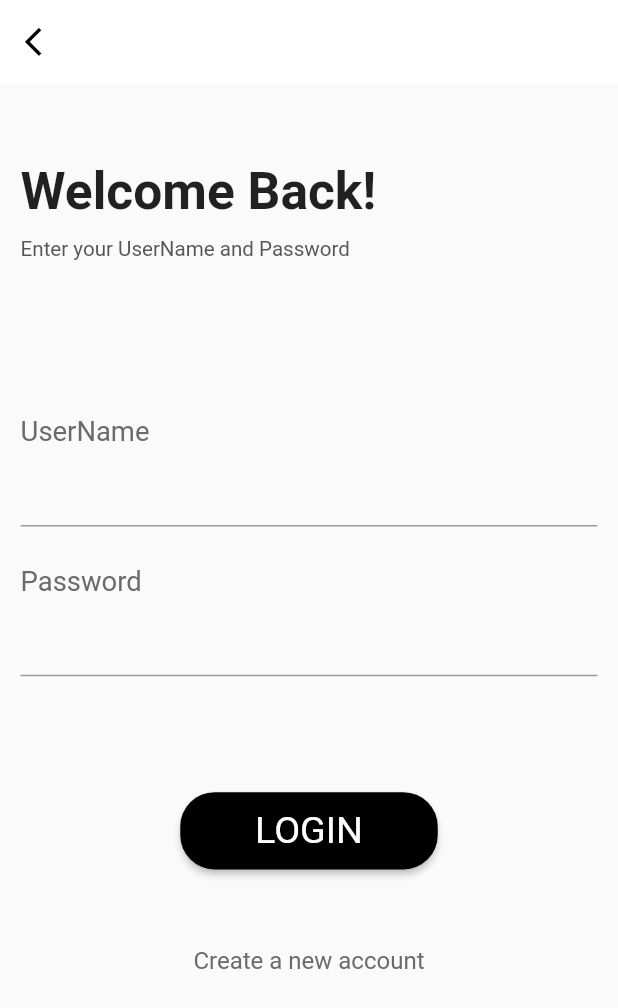
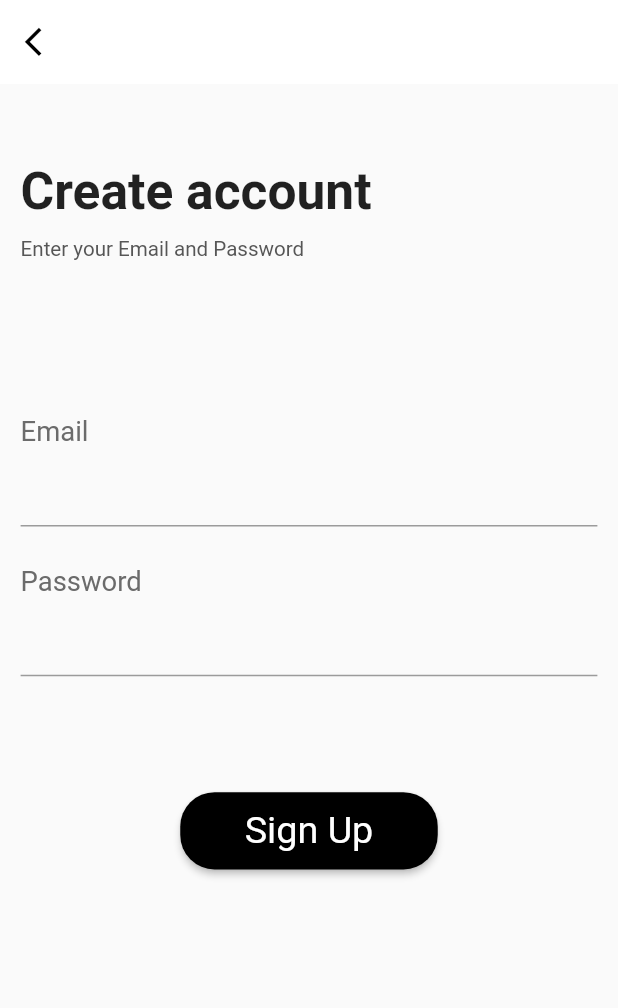
Before and after one commit to truongquochuy3001/TroTot, a Flutter app: the LoginScreen screen opened directly, after a tap on "Create a new account", on a phone screen of 412 x 824 dp. Shown: the top 1008 px of the screen. Run offline on Flutter 3.47's test engine with Material 2 defaults, Android fonts, the phone set to English and light mode, and no system bars; our stand-ins replace carousel_slider, cloud_firestore, email_validator, firebase_auth, firebase_core, firebase_storage and 5 more; accounts and stored records are empty; network calls fail.

Commit message:
fix conflict

```diff
--- a/lib/interfaces/room_interfaces.dart
+++ b/lib/interfaces/room_interfaces.dart
@@ -6,4 +6,6 @@ abstract class IRoomServices {
   Future<Room?> getRoom(String id);
 
   void addRoom(Room room);
+
+  Future<List<Room>> searchRoom(String searchKey);
 }
--- a/lib/view_models.dart/room_view_model.dart
+++ b/lib/view_models.dart/room_view_model.dart
@@ -11,8 +11,10 @@ class RoomViewModel extends ChangeNotifier {
 
   final RoomServices _roomServices = RoomServices();
   List<Room> _rooms = [];
+  List<Room> _searchRoom =[];
 
   List<Room> get rooms => _rooms;
+  List<Room> get searchRooms => _searchRoom;
 
   Future<Room?> getRoom(String id) async {
     return await _roomServices.getRoom(id);
@@ -27,4 +29,9 @@ class RoomViewModel extends ChangeNotifier {
     _roomServices.addRoom(room);
     notifyListeners();
   }
+
+  Future<void> searchRoom(String searchKey) async {
+    _searchRoom  = await _roomServices.searchRoom( searchKey);
+    notifyListeners();
+  }
 }
--- a/lib/views/login_page1.dart
+++ b/lib/views/login_page1.dart
@@ -1,8 +1,10 @@
+
+
 import 'package:flutter/material.dart';
 
 import 'package:provider/provider.dart';
 import 'package:tro_tot_app/view_models.dart/auth_view_model.dart';
-import 'package:tro_tot_app/views/home_page.dart';
+
 import 'package:tro_tot_app/views/list_room_page.dart';
 
 class LoginPage extends StatelessWidget {
@@ -41,6 +43,8 @@ class LoginPage extends StatelessWidget {
                 child: Text('Login'),
                 onPressed: () async {
                   var result = await auth.signIn(email, password);
+
+                  print(result);
                   if (!result) {
                     // Handle login failure
                   } else {
--- a/lib/views/register_page.dart
+++ b/lib/views/register_page.dart
@@ -1,61 +1,182 @@
-// import 'package:flutter/material.dart';
-// import 'package:provider/provider.dart';
-// import 'package:tro_tot_app/view_models.dart/auth_view_model.dart';
-//
-// class RegisterPage extends StatelessWidget {
-//   @override
-//   Widget build(BuildContext context) {
-//     final AuthViewModel auth = Provider.of<AuthViewModel>(context);
-//     String email = "";
-//     String password = "";
-//
-//     return Scaffold(
-//       appBar: AppBar(
-//         title: Text('Register'),
-//       ),
-//       body: Column(
-//         mainAxisAlignment: MainAxisAlignment.center,
-//         children: [
-//           TextField(
-//             decoration: InputDecoration(
-//               hintText: 'Email',
-//             ),
-//             onChanged: (value) => email = value,
-//           ),
-//           SizedBox(height: 20),
-//           TextField(
-//             obscureText: true,
-//             decoration: InputDecoration(
-//               hintText: 'Password',
-//             ),
-//             onChanged: (value) => password = value,
-//           ),
-//           SizedBox(height: 20),
-//           Row(
-//             mainAxisAlignment: MainAxisAlignment.spaceEvenly,
-//             children: [
-//               ElevatedButton(
-//                 child: Text('Register'),
-//                 onPressed: () async {
-//                   var result = await auth.signIn(email, password);
-//                   if (!result) {
-//                     // Handle login failure
-//                   }
-//                 },
-//               ),
-//               ElevatedButton(
-//                 child: Text('Login'),
-//                 onPressed: () async {
-//                   bool result = await auth.signUp(email, password);
-//                   if (!result) {
-//                     // Handle sign up failure
-//                   }
-//                 },
-//               ),
-//             ],
-//           ),
-//         ],
-//       ),
-//     );
-//   }
-// }
+import 'package:email_validator/email_validator.dart';
+import 'package:flutter/material.dart';
+import 'package:flutter_screenutil/flutter_screenutil.dart';
+
+import 'package:tro_tot_app/view_models.dart/auth_view_model.dart';
+import 'package:tro_tot_app/views/list_room_page.dart';
+import 'package:tro_tot_app/views/login_page.dart';
+
+class RegisterSreen extends StatefulWidget {
+  const RegisterSreen({Key? key}) : super(key: key);
+
+  @override
+  State<RegisterSreen> createState() => _RegisterSreenState();
+}
+
+class _RegisterSreenState extends State<RegisterSreen> {
+  TextEditingController email = TextEditingController();
+  TextEditingController password = TextEditingController();
+  AuthViewModel authViewModel = AuthViewModel();
+
+  @override
+  Widget build(BuildContext context) {
+
+
+    return Scaffold(
+      appBar: AppBar(
+        elevation: 0,
+        backgroundColor: Colors.white,
+        leading: IconButton(
+            icon: Icon(
+              Icons.arrow_back_ios,
+              color: Colors.black,
+              size: 20.w,
+            ),
+            onPressed: () {
+              Navigator.pop(context);
+            }),
+      ),
+      body: SafeArea(
+        child: SingleChildScrollView(
+          child: Padding(
+            padding: EdgeInsets.only(left: 12.w, right: 12.w),
+            child: Column(
+              crossAxisAlignment: CrossAxisAlignment.start,
+              children: [
+                SizedBox(
+                  height: 40.h,
+                ),
+                _titleText(context, "Create account",
+                    "Enter your Email and Password"),
+                SizedBox(
+                  height: 80.h,
+                ),
+                _inputLabel(context, "Email"),
+                SizedBox(
+                  height: 4.h,
+                ),
+                _userNameInput(context),
+                SizedBox(
+                  height: 20.h,
+                ),
+                _inputLabel(context, "Password"),
+                SizedBox(
+                  height: 4.h,
+                ),
+                _passwordInput(context),
+                SizedBox(
+                  height: 60.h,
+                ),
+                Center(child: _registerButton(context)),
+                SizedBox(
+                  height: 40.h,
+                ),
+
+              ],
+            ),
+          ),
+        ),
+      ),
+    );
+  }
+
+  Widget _titleText(BuildContext context, String title, String text) {
+    return Column(
+      crossAxisAlignment: CrossAxisAlignment.start,
+      children: [
+        Text(
+          title,
+          style: TextStyle(
+            fontSize: 30.sp,
+            fontWeight: FontWeight.bold,
+          ),
+        ),
+        SizedBox(
+          height: 8.h,
+        ),
+        Text(
+          text,
+          style: TextStyle(
+            fontSize: 12.sp,
+            color: const Color.fromARGB(255, 86, 86, 86),
+          ),
+        ),
+      ],
+    );
+  }
+
+  Widget _inputLabel(BuildContext context, String text) {
+    return Text(
+      text,
+      style: TextStyle(
+        fontSize: 16.sp,
+        color: const Color.fromARGB(255, 107, 107, 107),
+      ),
+    );
+  }
+
+  Widget _userNameInput(BuildContext context) {
+    return TextField(
+      controller: email,
+      onChanged: (value) {
+
+      },
+    );
+  }
+
+  Widget _passwordInput(BuildContext context) {
+    return TextField(
+      controller: password,
+      obscureText: true,
+      onChanged: (value) {
+
+      },
+    );
+  }
+
+  Widget _registerButton(BuildContext context) {
+    return ElevatedButton(
+        style: ElevatedButton.styleFrom(
+            backgroundColor: Colors.black,
+            fixedSize: Size(150.w, 40.h),
+            shape: RoundedRectangleBorder(
+              borderRadius: BorderRadius.circular(20.w),
+            )),
+        onPressed: () async {
+          print("aa");
+          bool emailValidate = EmailValidator.validate(email.text.toString());
+
+          bool result = await authViewModel.signUp(email.text, password.text) ;
+          print("???");
+          print(result);
+          if (result && emailValidate) {
+            // print("dung");
+            Navigator.push(
+              context,
+              MaterialPageRoute(
+                builder: (context) => const LoginScreen(),
+              ),
+            );
+          } else {
+            const Text("Sai thong tin");
+          }
+        },
+        child: Text(
+          "Sign Up",
+          style: TextStyle(color: Colors.white, fontSize: 22.sp),
+        ));
+  }
+
+  // Widget _createAccount(BuildContext context) {
+  //   return GestureDetector(
+  //     onTap: () {},
+  //     child: Text(
+  //       "Create a new account",
+  //       style: TextStyle(
+  //         fontSize: 14.sp,
+  //         color: const Color.fromARGB(255, 107, 107, 107),
+  //       ),
+  //     ),
+  //   );
+  // }
+}
--- a/lib/views/room_detail.dart
+++ b/lib/views/room_detail.dart
@@ -406,7 +406,7 @@ class _RoomDetailPageState extends State<RoomDetailPage> {
                 // markers: Set<Marker>.of(Marker(markerId: markerId)),
                 mapToolbarEnabled: true,
                 initialCameraPosition: CameraPosition(
-                    zoom: 13,
+                    zoom: 15,
                     target: LatLng(roomData.latitude, roomData.longitude))),
           )
         ],
--- a/pubspec.yaml
+++ b/pubspec.yaml
@@ -65,6 +65,7 @@ dependencies:
   firebase_storage: ^11.1.1
   path: ^1.8.2
   uuid: ^3.0.7
+  email_validator: ^2.1.17
 
 
 
```
Also changed, not shown: lib/main.dart (+4 -5 lines), lib/services/auth_services.dart (+9 -8 lines), lib/services/room_services.dart (+14 -0 lines), lib/views/list_room_page.dart (+81 -35 lines), lib/views/login_page.dart (+13 -6 lines), lib/views/post_page.dart (+15 -10 lines), lib/views/search_page.dart (+87 -0 lines), pubspec.lock.
